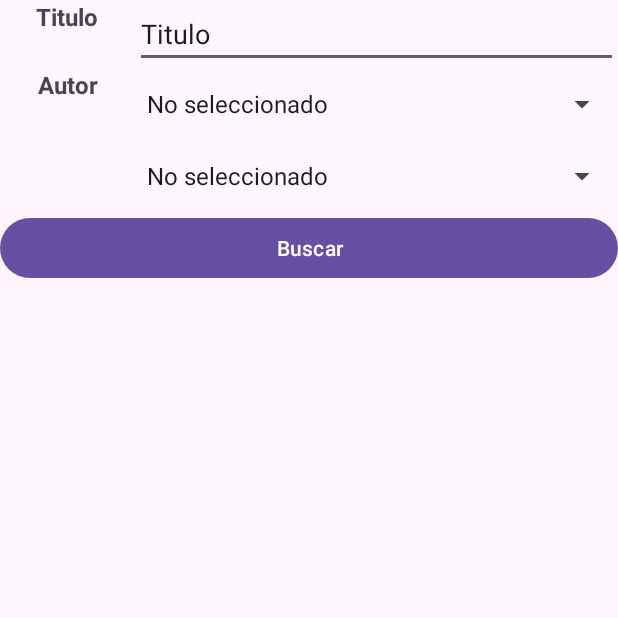
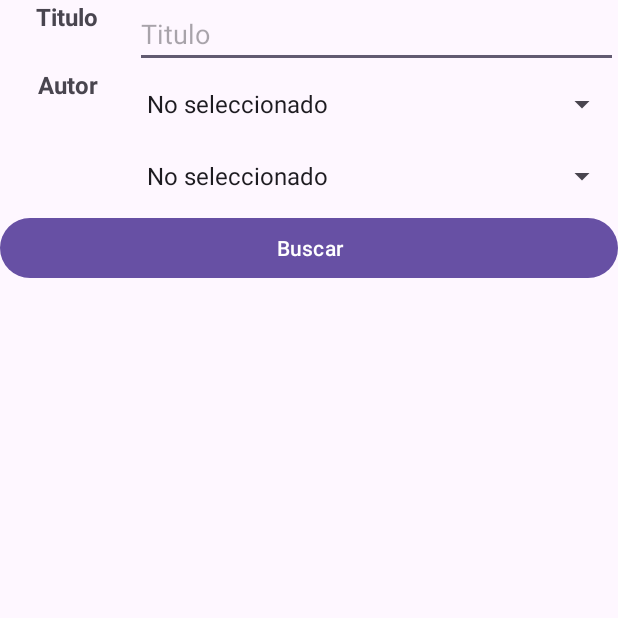
Before and after one commit to vgomezdiaz1/BibliaPP, an Android app: the BusquedaActivity screen opened directly, with no data from a screen before it, after a tap on "Buscar", on a phone screen of 412 x 824 dp, the top half of it. Run offline under Robolectric (Android 15) with nearby library versions, the phone set to English and light mode, and no system bars; our stand-ins replace Picasso; pictures from the network do not load.

Commit message:
Aparecen mensajes de actualizacion y al añadir libro nos aparece directamente el nuevo libro

```diff
--- a/app/src/main/java/com/example/biblio/AddLibroActivity.java
+++ b/app/src/main/java/com/example/biblio/AddLibroActivity.java
@@ -69,6 +69,7 @@ public class AddLibroActivity extends AppCompatActivity {
             guardarDatosLibros(libro);
             guardarDatosAutores(libro);
             guardarDatosTematicas(libro);
+            Toast.makeText(this, "Libro guardado", Toast.LENGTH_LONG).show();
             Intent i = new Intent(this, ListadoLibrosActivity.class);
             i.putExtra("id", u.getId());
             i.putExtra("username", u.getUsername());
@@ -77,6 +78,8 @@ public class AddLibroActivity extends AppCompatActivity {
             i.putExtra("apellido", u.getApellido());
             i.putExtra("contrasenya", u.getContrasenya());
             i.putExtra("iniciado",true);
+            i.putExtra("seleccionarLibro", true);
+            i.putExtra("idNuevo", libro.get(0).getId() + "");
             startActivity(i);
             finish();
         }else{
--- a/app/src/main/java/com/example/biblio/BusquedaActivity.java
+++ b/app/src/main/java/com/example/biblio/BusquedaActivity.java
@@ -105,8 +105,6 @@ public class BusquedaActivity extends AppCompatActivity {
 
 
         }
-
-        System.out.println(consulta);
         SQLiteDatabase myDB = openOrCreateDatabase(getResources().getString(R.string.db), MODE_PRIVATE, null);
         Cursor cursor = myDB.rawQuery(consulta,null);
         Cursor cursor1 = null;
@@ -139,7 +137,6 @@ public class BusquedaActivity extends AppCompatActivity {
                 temas.add(new Tematica(cursor1.getInt(0),cursor1.getString(1)));
             }
             Libro l = new Libro(id,isbn,titulo,sinopsis,hojas,id_portada,url,en_posesion,deseado,leido,favorito,autor,temas);
-            System.out.println(l);
             this.libros.add(l);
         }
         cursor.close();
--- a/app/src/main/java/com/example/biblio/InformacionLibroActivity.java
+++ b/app/src/main/java/com/example/biblio/InformacionLibroActivity.java
@@ -151,9 +151,10 @@ public class InformacionLibroActivity extends AppCompatActivity implements Lifec
                 cv.put("favorito", this.favorito.isChecked());
                 SQLiteDatabase myDB = openOrCreateDatabase(getResources().getString(R.string.db), MODE_PRIVATE, null);
                 int c = myDB.update("libro", cv, "id = ? ", new String[]{this.libro.getId() + ""});
+                Toast.makeText(this, "Información actualizada", Toast.LENGTH_SHORT).show();
             }
         } catch (Exception e) {
-            Toast.makeText(this, "No se ha podido actualizar la informacion", Toast.LENGTH_SHORT).show();
+            Toast.makeText(this, "No se ha podido actualizar la información", Toast.LENGTH_SHORT).show();
         }
     }
 }
--- a/app/src/main/java/com/example/biblio/MainActivity.java
+++ b/app/src/main/java/com/example/biblio/MainActivity.java
@@ -84,6 +84,7 @@ public class MainActivity extends AppCompatActivity {
             i.putExtra("apellido", usuario.getApellido());
             i.putExtra("contrasenya", usuario.getContrasenya());
             i.putExtra("iniciado",true);
+            i.putExtra("seleccionarLibro",false);
             startActivity(i);
             finish();
         }
@@ -117,6 +118,7 @@ public class MainActivity extends AppCompatActivity {
             i.putExtra("apellido", u.getApellido());
             i.putExtra("contrasenya", u.getContrasenya());
             i.putExtra("iniciado",false);
+            i.putExtra("seleccionarLibro",false);
             startActivity(i);
             finish();
         }
--- a/app/src/main/res/layout/activity_busqueda.xml
+++ b/app/src/main/res/layout/activity_busqueda.xml
@@ -30,8 +30,8 @@
             android:layout_weight="1"
             android:autofillHints="@string/BusquedaLibroTitulo"
             android:ems="10"
-            android:inputType="text"
-            android:text="@string/BusquedaLibroTitulo" />
+            android:hint="@string/BusquedaLibroTitulo"
+            android:inputType="text" />
     </LinearLayout>
 
     <LinearLayout
@@ -88,6 +88,6 @@
     <androidx.recyclerview.widget.RecyclerView
         android:id="@+id/listaBusquedaLibros"
         android:layout_width="match_parent"
-        android:layout_height="548dp" />
+        android:layout_height="match_parent" />
 
 </LinearLayout>
```
Also changed, not shown: app/src/main/java/com/example/biblio/ListadoLibrosActivity.java (+6 -1 lines).
